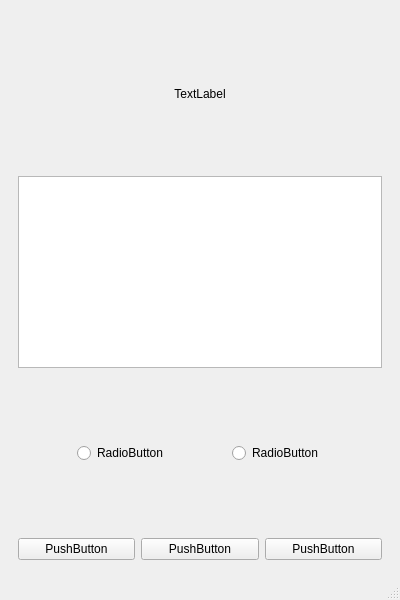
This is devLernapp/lernapp.ui in sterniR/LernApp as Qt 5 draws it before an edit. The edited form follows.
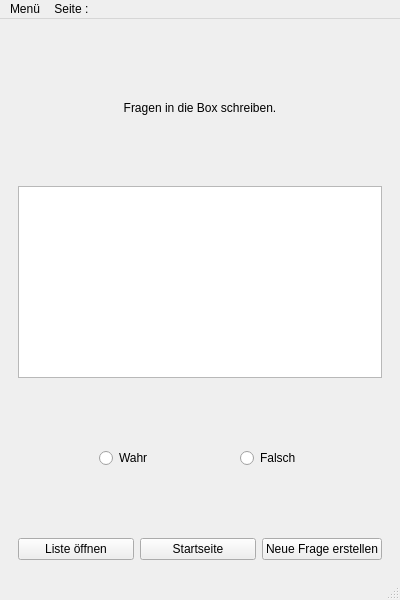
This is the edited form. The open tabs and pages were chosen to show the change.

```diff
--- a/devLernapp/lernapp.ui
+++ b/devLernapp/lernapp.ui
@@ -141,7 +141,7 @@
           <item>
            <widget class="QLabel" name="label_2">
             <property name="text">
-             <string>TextLabel</string>
+             <string>Fragen in die Box schreiben.</string>
             </property>
             <property name="alignment">
              <set>Qt::AlignmentFlag::AlignCenter</set>
@@ -195,7 +195,7 @@
             <item>
              <widget class="QRadioButton" name="radioButton">
               <property name="text">
-               <string>RadioButton</string>
+               <string>Wahr</string>
               </property>
              </widget>
             </item>
@@ -215,7 +215,7 @@
             <item>
              <widget class="QRadioButton" name="radioButton_2">
               <property name="text">
-               <string>RadioButton</string>
+               <string>Falsch</string>
               </property>
              </widget>
             </item>
@@ -252,21 +252,21 @@
             <item>
              <widget class="QPushButton" name="pushButton_6">
               <property name="text">
-               <string>PushButton</string>
+               <string>Liste öffnen</string>
               </property>
              </widget>
             </item>
             <item>
              <widget class="QPushButton" name="pushButton_5">
               <property name="text">
-               <string>PushButton</string>
+               <string>Startseite</string>
               </property>
              </widget>
             </item>
             <item>
              <widget class="QPushButton" name="pushButton_4">
               <property name="text">
-               <string>PushButton</string>
+               <string>Neue Frage erstellen</string>
               </property>
              </widget>
             </item>
@@ -471,6 +471,20 @@
      <height>22</height>
     </rect>
    </property>
+   <widget class="QMenu" name="menuMen">
+    <property name="title">
+     <string>Menü</string>
+    </property>
+    <addaction name="actionNext"/>
+    <addaction name="actionBack"/>
+   </widget>
+   <widget class="QMenu" name="menuSeite">
+    <property name="title">
+     <string>Seite : </string>
+    </property>
+   </widget>
+   <addaction name="menuMen"/>
+   <addaction name="menuSeite"/>
   </widget>
   <widget class="QStatusBar" name="statusbar"/>
  </widget>
```
Left out of the diff: 68 changed lines with no effect on the pictures.
